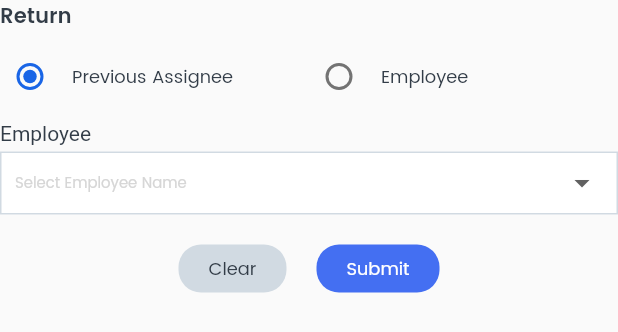
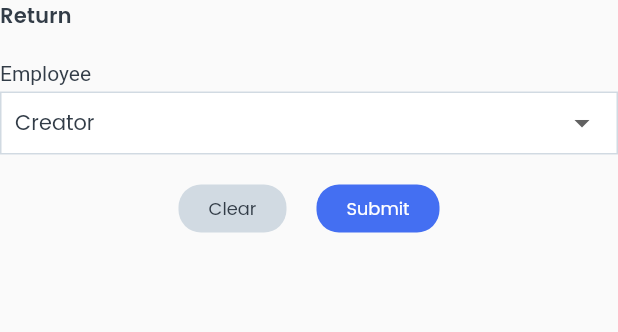
Before and after one commit to sudheerkumar-sgd/ithelpdesk, a Flutter app: the TicketReturnWidget widget shown alone on an empty page, opened directly with empty values, on a phone screen of 412 x 824 dp. Shown: the top 332 px of the screen. Run offline on Flutter 3.47's test engine with Material 3 defaults, Android fonts, the phone set to English and light mode, and no system bars; our stand-ins replace connectivity_plus, dartz, device_info_plus, dio, equatable, file_picker and 17 more; missing offline and left inert: animated_sidebar, encrypt, file_saver, flutter_app_badger, flutter_phone_direct_caller, map_launcher and 1 more; accounts and stored records are empty; generated files the repository leaves out were written again; network calls fail.

Commit message:
#Implemnted flow

```diff
--- a/lib/presentation/requests/widgets/ticket_return_widget.dart
+++ b/lib/presentation/requests/widgets/ticket_return_widget.dart
@@ -16,7 +16,7 @@ import '../../../injection_container.dart';
 class TicketReturnWidget extends StatelessWidget {
   final TicketEntity ticketEntity;
   TicketReturnWidget({required this.ticketEntity, super.key});
-  var _selectedEmployee = 0;
+  UserEntity? _selectedEmployee;
   final ValueNotifier _isForwordToEmployee = ValueNotifier(false);
   final _masterDataBloc = sl<MasterDataBloc>();
 
@@ -41,44 +41,44 @@ class TicketReturnWidget extends StatelessWidget {
               builder: (context, value, child) {
                 return Column(
                   children: [
-                    Row(
-                      children: [
-                        Flexible(
-                          child: RadioListTile(
-                              contentPadding: const EdgeInsets.all(0),
-                              title: Text(
-                                'Previous Assignee',
-                                style: context.textFontWeight400
-                                    .onFontSize(resources.fontSize.dp12),
-                              ),
-                              groupValue: true,
-                              visualDensity: const VisualDensity(
-                                  horizontal: -4, vertical: -4),
-                              controlAffinity: ListTileControlAffinity.leading,
-                              value: !_isForwordToEmployee.value,
-                              onChanged: (isChecked) {
-                                _isForwordToEmployee.value = false;
-                              }),
-                        ),
-                        Flexible(
-                          child: RadioListTile(
-                              contentPadding: const EdgeInsets.all(0),
-                              title: Text(
-                                'Employee',
-                                style: context.textFontWeight400
-                                    .onFontSize(resources.fontSize.dp12),
-                              ),
-                              groupValue: true,
-                              visualDensity: const VisualDensity(
-                                  horizontal: -4, vertical: -4),
-                              controlAffinity: ListTileControlAffinity.leading,
-                              value: _isForwordToEmployee.value,
-                              onChanged: (isChecked) {
-                                _isForwordToEmployee.value = true;
-                              }),
-                        ),
-                      ],
-                    ),
+                    // Row(
+                    //   children: [
+                    //     Flexible(
+                    //       child: RadioListTile(
+                    //           contentPadding: const EdgeInsets.all(0),
+                    //           title: Text(
+                    //             'Previous Assignee',
+                    //             style: context.textFontWeight400
+                    //                 .onFontSize(resources.fontSize.dp12),
+                    //           ),
+                    //           groupValue: true,
+                    //           visualDensity: const VisualDensity(
+                    //               horizontal: -4, vertical: -4),
+                    //           controlAffinity: ListTileControlAffinity.leading,
+                    //           value: !_isForwordToEmployee.value,
+                    //           onChanged: (isChecked) {
+                    //             _isForwordToEmployee.value = false;
+                    //           }),
+                    //     ),
+                    //     Flexible(
+                    //       child: RadioListTile(
+                    //           contentPadding: const EdgeInsets.all(0),
+                    //           title: Text(
+                    //             'Employee',
+                    //             style: context.textFontWeight400
+                    //                 .onFontSize(resources.fontSize.dp12),
+                    //           ),
+                    //           groupValue: true,
+                    //           visualDensity: const VisualDensity(
+                    //               horizontal: -4, vertical: -4),
+                    //           controlAffinity: ListTileControlAffinity.leading,
+                    //           value: _isForwordToEmployee.value,
+                    //           onChanged: (isChecked) {
+                    //             _isForwordToEmployee.value = true;
+                    //           }),
+                    //     ),
+                    //   ],
+                    // ),
                     FutureBuilder(
                         future: _masterDataBloc.getAssignedEmployees(
                             requestParams: value
@@ -94,12 +94,18 @@ class TicketReturnWidget extends StatelessWidget {
                                 : previousAssignedEmployeesApiUrl),
                         builder: (context, snapShot) {
                           final items = snapShot.data?.items ?? [];
-                          if (!value) {
+                          items.removeWhere(
+                              (item) => item.id == ticketEntity.userID);
+                          if (snapShot.data != null) {
                             final userEntity = UserEntity();
                             userEntity.id = ticketEntity.userID;
                             userEntity.name = 'Creator';
                             items.insert(0, userEntity);
                           }
+                          if (items.length == 1) {
+                            _selectedEmployee = items[0];
+                          }
+
                           return Padding(
                             padding: EdgeInsets.only(top: resources.dimen.dp10),
                             child: DropDownWidget(
@@ -108,9 +114,10 @@ class TicketReturnWidget extends StatelessWidget {
                               labelText: resources.string.employee,
                               hintText: resources.string.selectEmployeeName,
                               fillColor: resources.color.colorWhite,
+                              selectedValue: _selectedEmployee,
                               borderRadius: 0,
                               callback: (value) {
-                                _selectedEmployee = value.id;
+                                _selectedEmployee = value;
                               },
                             ),
                           );
@@ -146,7 +153,8 @@ class TicketReturnWidget extends StatelessWidget {
               InkWell(
                 onTap: () {
                   Navigator.pop(context, {
-                    'employee': _selectedEmployee,
+                    'employeeId': _selectedEmployee?.id,
+                    'employeeName': _selectedEmployee?.name,
                   });
                 },
                 child: ActionButtonWidget(
```
Also changed, not shown: lib/domain/entities/dashboard_entity.dart (+6 -2 lines), lib/presentation/requests/view_request.dart (+21 -22 lines), lib/presentation/requests/widgets/ticket_transfer_widget.dart (+47 -46 lines), lib/presentation/start/splash_screen.dart (+48 -12 lines).
